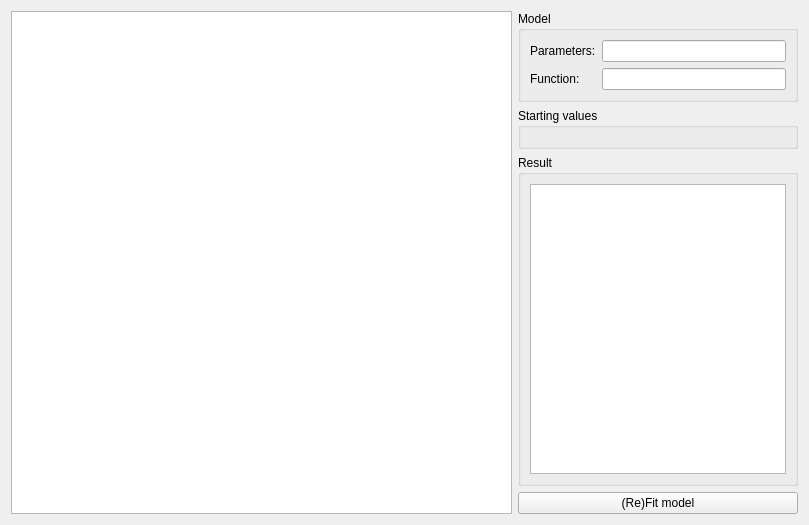
The window that plot_tab.ui (davidfokkema/tailor) describes before a commit, drawn with Qt 5.
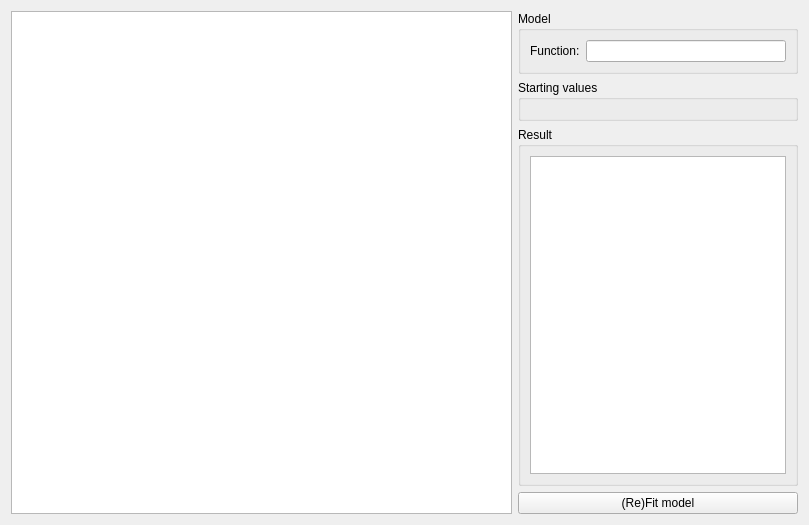
The same window after the commit. Custom widgets are drawn as their Qt base class.

Commit message: Remove superfluous parameters field

```diff
--- a/plot_tab.ui
+++ b/plot_tab.ui
@@ -26,23 +26,13 @@
        </property>
        <layout class="QFormLayout" name="formLayout_4">
         <item row="0" column="0">
-         <widget class="QLabel" name="parametersLabel">
-          <property name="text">
-           <string>Parameters:</string>
-          </property>
-         </widget>
-        </item>
-        <item row="0" column="1">
-         <widget class="QLineEdit" name="parameters_box"/>
-        </item>
-        <item row="1" column="0">
          <widget class="QLabel" name="label">
           <property name="text">
            <string>Function:</string>
           </property>
          </widget>
         </item>
-        <item row="1" column="1">
+        <item row="0" column="1">
          <widget class="QLineEdit" name="model_func"/>
         </item>
        </layout>
```
